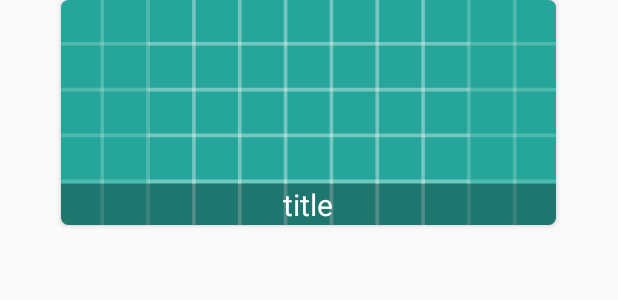
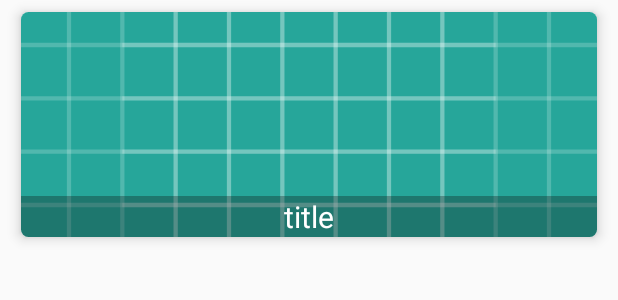
Before and after one commit to huaihsuanbusiness/TravelMate, an Android app: the layout horizontal_item.xml on its own in the app's theme, with its tools: preview values and no code run, on a phone screen of 412 x 824 dp. Shown: the top 300 px of the screen. Run offline under Robolectric (Android 15) with nearby library versions, the light colour scheme and no system bars; network calls fail.

Commit message:
7.29.23 commit

```diff
--- a/app/src/main/java/com/huaihsuanhuang/TravelMate/FragmentHome.java
+++ b/app/src/main/java/com/huaihsuanhuang/TravelMate/FragmentHome.java
@@ -67,7 +67,7 @@ public class FragmentHome extends Fragment {
 
         RecyclerView myRecyclerView = rootView.findViewById(R.id.recyclerview_id);
          myAdapter = new RecyclerviewAdapter(this.getActivity(),cityList);
-        myRecyclerView.setHasFixedSize(true);
+    //    myRecyclerView.setHasFixedSize(true);
         myRecyclerView.setLayoutManager( new GridLayoutManager(this.getContext(),1));
         myRecyclerView.setAdapter(myAdapter);
 
--- a/app/src/main/res/layout/horizontal_item.xml
+++ b/app/src/main/res/layout/horizontal_item.xml
@@ -2,16 +2,19 @@
 <RelativeLayout xmlns:android="http://schemas.android.com/apk/res/android"
     android:layout_width="match_parent"
     android:layout_height="match_parent"
-    xmlns:card_view="http://schemas.android.com/tools">
+    xmlns:cardview="http://schemas.android.com/tools">
 
     <android.support.v7.widget.CardView xmlns:cardview="http://schemas.android.com/apk/res-auto"
-        android:layout_width="330dp"
+        android:layout_width="match_parent"
         android:layout_height="150dp"
         android:layout_alignParentTop="true"
         android:layout_centerHorizontal="true"
         android:clickable="true"
-        card_view:cardElevation="5dp"
-        cardview:cardCornerRadius="5dp">
+        cardview:cardElevation="5dp"
+        cardview:cardCornerRadius="5dp"
+        android:layout_marginLeft="14dp"
+        android:layout_marginRight="14dp"
+        android:layout_marginTop="8dp">
 
         <RelativeLayout
             android:layout_width="match_parent"
```
Also changed, not shown: app/src/main/java/com/huaihsuanhuang/TravelMate/MapsActivity_Wifi.java (+14 -23 lines), app/src/main/res/layout/content_purchase.xml (renamed from app/src/debug/res/layout/content_purchase.xml, +19 -1 lines), app/src/main/res/layout/product_items.xml (+7 -0 lines), app/src/main/res/drawable/icons_wifi2.png (added), app/src/main/res/layout/activity_purchase_home.xml (renamed from app/src/debug/res/layout/activity_purchase_home.xml), app/src/main/res/layout/app_bar_purchase.xml (renamed from app/src/debug/res/layout/app_bar_purchase.xml), app/src/main/res/layout/nav_header_purchase.xml (renamed from app/src/debug/res/layout/nav_header_purchase.xml), app/src/main/res/menu/activity_home_drawer.xml (renamed from app/src/debug/res/menu/activity_home_drawer.xml), app/src/main/res/menu/home.xml (renamed from app/src/debug/res/menu/home.xml).
